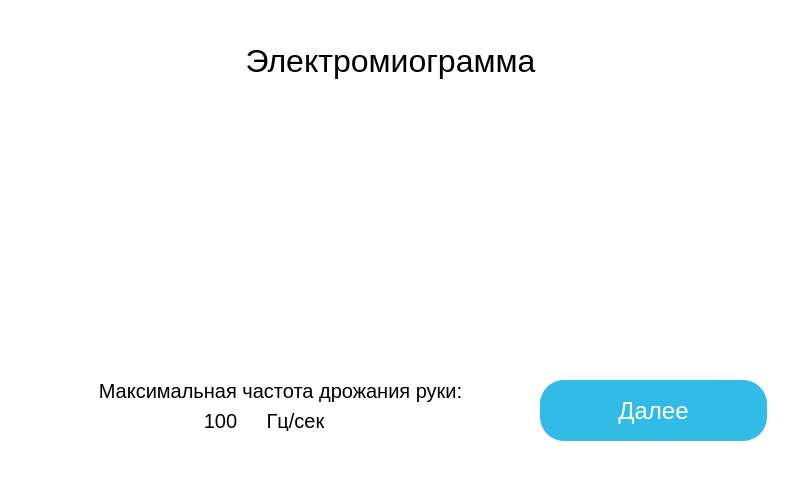
Qt form gui/window-3.ui (GerrFrog/Muscular-training-apparatus) before a commit.
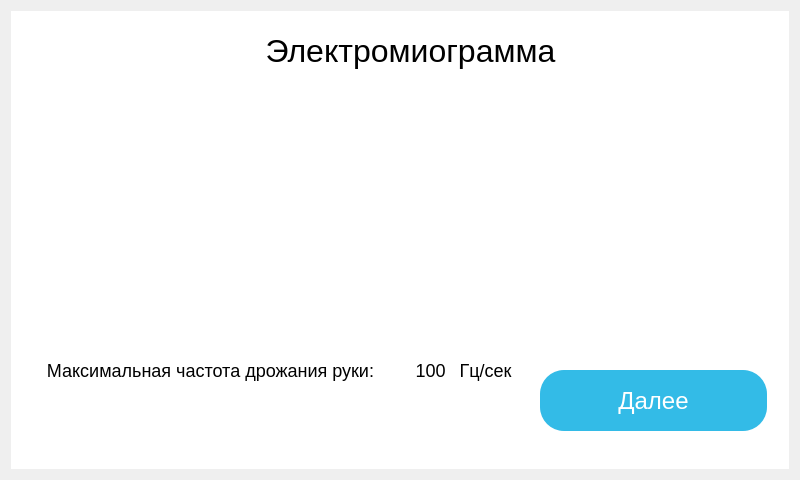
The same form after that commit.

Diff of the .ui file:
```diff
--- a/gui/window-3.ui
+++ b/gui/window-3.ui
@@ -1,7 +1,7 @@
 <?xml version="1.0" encoding="UTF-8"?>
 <ui version="4.0">
- <class>MainWindow</class>
- <widget class="QMainWindow" name="MainWindow">
+ <class>Page_3</class>
+ <widget class="QWidget" name="Page_3">
   <property name="geometry">
    <rect>
     <x>0</x>
@@ -10,21 +10,39 @@
     <height>480</height>
    </rect>
   </property>
+  <property name="minimumSize">
+   <size>
+    <width>800</width>
+    <height>480</height>
+   </size>
+  </property>
+  <property name="maximumSize">
+   <size>
+    <width>800</width>
+    <height>480</height>
+   </size>
+  </property>
   <property name="windowTitle">
    <string>MainWindow</string>
   </property>
   <property name="styleSheet">
    <string notr="true"/>
   </property>
-  <widget class="QWidget" name="centralwidget">
+  <layout class="QVBoxLayout" name="verticalLayout_2">
+   <item>
+    <widget class="QWidget" name="centralwidget" native="true">
    <property name="styleSheet">
     <string notr="true">background-color:white;</string>
    </property>
+     <layout class="QVBoxLayout" name="verticalLayout">
+      <item>
+       <widget class="QStackedWidget" name="stackedWidget">
+        <widget class="QWidget" name="page">
    <widget class="QLabel" name="main_label">
     <property name="geometry">
      <rect>
       <x>220</x>
-      <y>30</y>
+            <y>0</y>
       <width>341</width>
       <height>61</height>
      </rect>
@@ -56,11 +74,116 @@
      <bool>true</bool>
     </property>
    </widget>
+         <widget class="QLabel" name="description_label">
+          <property name="geometry">
+           <rect>
+            <x>0</x>
+            <y>340</y>
+            <width>381</width>
+            <height>21</height>
+           </rect>
+          </property>
+          <property name="styleSheet">
+           <string notr="true">position: absolute;
+width: 392px;
+height: 46px;
+left: 52px;
+top: 403px;
+
+font-family: 'Graduate';
+font-style: normal;
+font-weight: 400;
+font-size: 18px;
+line-height: 23px;
+text-align: center;
+
+color: #000000;</string>
+          </property>
+          <property name="text">
+           <string>Максимальная частота дрожания руки:</string>
+          </property>
+          <property name="alignment">
+           <set>Qt::AlignCenter</set>
+          </property>
+          <property name="wordWrap">
+           <bool>true</bool>
+          </property>
+         </widget>
+         <widget class="QLabel" name="measure_label">
+          <property name="geometry">
+           <rect>
+            <x>430</x>
+            <y>340</y>
+            <width>71</width>
+            <height>21</height>
+           </rect>
+          </property>
+          <property name="styleSheet">
+           <string notr="true">position: absolute;
+width: 392px;
+height: 46px;
+left: 52px;
+top: 403px;
+
+font-family: 'Graduate';
+font-style: normal;
+font-weight: 400;
+font-size: 18px;
+line-height: 23px;
+text-align: center;
+
+color: #000000;</string>
+          </property>
+          <property name="text">
+           <string>Гц/сек</string>
+          </property>
+          <property name="alignment">
+           <set>Qt::AlignCenter</set>
+          </property>
+          <property name="wordWrap">
+           <bool>true</bool>
+          </property>
+         </widget>
+         <widget class="QLabel" name="vlaue_label">
+          <property name="geometry">
+           <rect>
+            <x>390</x>
+            <y>340</y>
+            <width>41</width>
+            <height>21</height>
+           </rect>
+          </property>
+          <property name="styleSheet">
+           <string notr="true">position: absolute;
+width: 392px;
+height: 46px;
+left: 52px;
+top: 403px;
+
+font-family: 'Graduate';
+font-style: normal;
+font-weight: 400;
+font-size: 18px;
+line-height: 23px;
+text-align: center;
+
+color: #000000;</string>
+          </property>
+          <property name="text">
+           <string>100</string>
+          </property>
+          <property name="alignment">
+           <set>Qt::AlignCenter</set>
+          </property>
+          <property name="wordWrap">
+           <bool>true</bool>
+          </property>
+         </widget>
    <widget class="QPushButton" name="next_pushButton">
     <property name="geometry">
      <rect>
-      <x>540</x>
-      <y>380</y>
+            <x>520</x>
+            <y>350</y>
       <width>227</width>
       <height>61</height>
      </rect>
@@ -88,112 +211,14 @@
      <string>Далее</string>
     </property>
    </widget>
-   <widget class="QLabel" name="description_label">
-    <property name="geometry">
-     <rect>
-      <x>70</x>
-      <y>370</y>
-      <width>421</width>
-      <height>41</height>
-     </rect>
-    </property>
-    <property name="styleSheet">
-     <string notr="true">position: absolute;
-width: 392px;
-height: 46px;
-left: 52px;
-top: 403px;
-
-font-family: 'Graduate';
-font-style: normal;
-font-weight: 400;
-font-size: 20px;
-line-height: 23px;
-text-align: center;
-
-color: #000000;</string>
-    </property>
-    <property name="text">
-     <string>Максимальная частота дрожания руки:</string>
-    </property>
-    <property name="alignment">
-     <set>Qt::AlignCenter</set>
-    </property>
-    <property name="wordWrap">
-     <bool>true</bool>
-    </property>
-   </widget>
-   <widget class="QLabel" name="vlaue_label">
-    <property name="geometry">
-     <rect>
-      <x>190</x>
-      <y>410</y>
-      <width>61</width>
-      <height>21</height>
-     </rect>
-    </property>
-    <property name="styleSheet">
-     <string notr="true">position: absolute;
-width: 392px;
-height: 46px;
-left: 52px;
-top: 403px;
-
-font-family: 'Graduate';
-font-style: normal;
-font-weight: 400;
-font-size: 20px;
-line-height: 23px;
-text-align: center;
-
-color: #000000;</string>
-    </property>
-    <property name="text">
-     <string>100</string>
-    </property>
-    <property name="alignment">
-     <set>Qt::AlignCenter</set>
-    </property>
-    <property name="wordWrap">
-     <bool>true</bool>
-    </property>
-   </widget>
-   <widget class="QLabel" name="measure_label">
-    <property name="geometry">
-     <rect>
-      <x>260</x>
-      <y>410</y>
-      <width>71</width>
-      <height>21</height>
-     </rect>
-    </property>
-    <property name="styleSheet">
-     <string notr="true">position: absolute;
-width: 392px;
-height: 46px;
-left: 52px;
-top: 403px;
-
-font-family: 'Graduate';
-font-style: normal;
-font-weight: 400;
-font-size: 20px;
-line-height: 23px;
-text-align: center;
-
-color: #000000;</string>
-    </property>
-    <property name="text">
-     <string>Гц/сек</string>
-    </property>
-    <property name="alignment">
-     <set>Qt::AlignCenter</set>
-    </property>
-    <property name="wordWrap">
-     <bool>true</bool>
-    </property>
-   </widget>
-  </widget>
+        </widget>
+        <widget class="QWidget" name="page_2"/>
+       </widget>
+      </item>
+     </layout>
+    </widget>
+   </item>
+  </layout>
  </widget>
  <resources/>
  <connections/>
```
Lines whose indentation alone changed are shown as unchanged.
